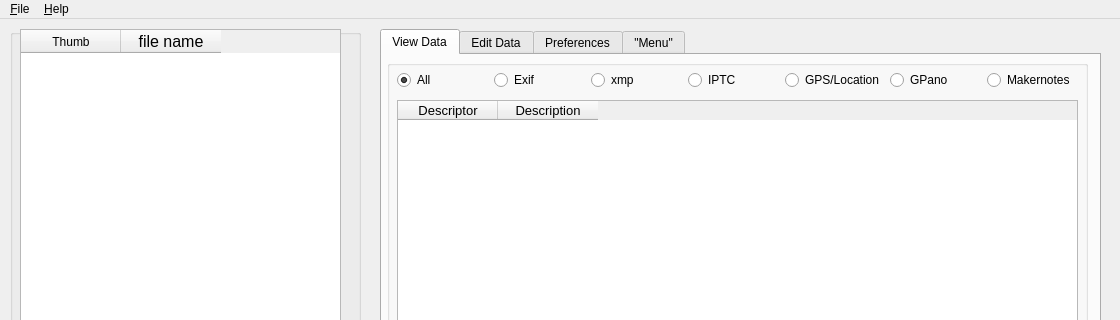
Above: scripts/ui/MainWindow.ui from hvdwolf/pyExifToolGUI before the change; both pictures show x 0 to 1120 and y 0 to 320 of the 1120 by 700 pixel window. Below: the same form after it.
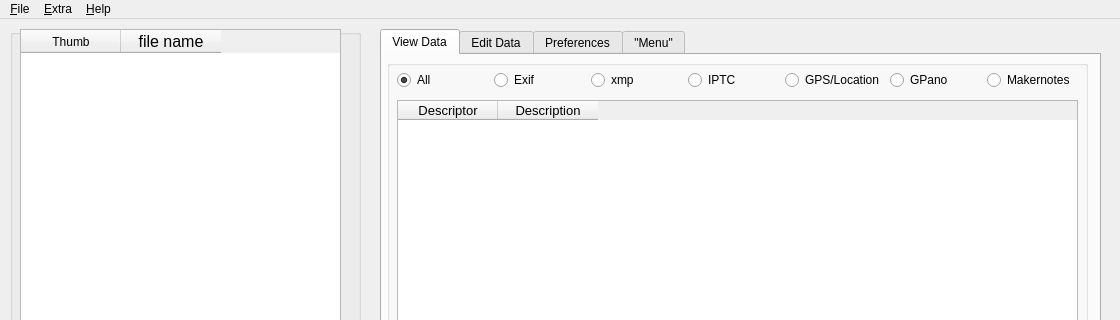
That is the form after the change.

Commit message: Add sub menu "Extra" menu; Add "remove metadata" option ot "Extra" menu; a few more minor changes

```diff
--- a/scripts/ui/MainWindow.ui
+++ b/scripts/ui/MainWindow.ui
@@ -3042,7 +3042,7 @@
      <x>0</x>
      <y>0</y>
      <width>1120</width>
-     <height>26</height>
+     <height>24</height>
     </rect>
    </property>
    <widget class="QMenu" name="menu_File">
@@ -3068,7 +3068,14 @@
     <addaction name="separator"/>
     <addaction name="separator"/>
    </widget>
+   <widget class="QMenu" name="menuExtra">
+    <property name="title">
+     <string>&amp;Extra</string>
+    </property>
+    <addaction name="mnu_action_remove_metadata"/>
+   </widget>
    <addaction name="menu_File"/>
+   <addaction name="menuExtra"/>
    <addaction name="menuHelp"/>
   </widget>
   <widget class="QStatusBar" name="statusbar"/>
```
Left out of the diff: 11 changed lines with no effect on the pictures. The commit also changes 4 other files.
